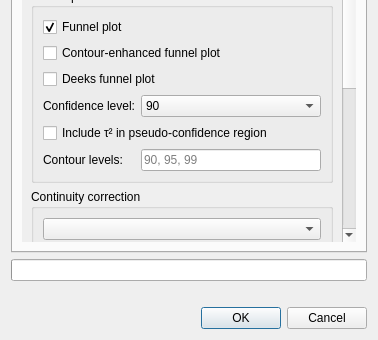
The window that src/rc_metastudio/forms/publication_bias_dialog.ui (AliSalman-et-al/rc-metastudio) describes before a commit, drawn with Qt 5; both pictures show x 0 to 378 and y 162 to 502 of the 378 by 502 pixel window.
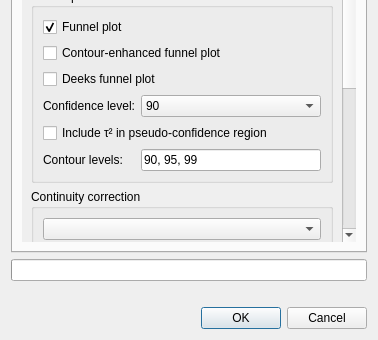
The same window after the commit.

Patch:
```diff
--- a/src/rc_metastudio/forms/publication_bias_dialog.ui
+++ b/src/rc_metastudio/forms/publication_bias_dialog.ui
@@ -39,7 +39,7 @@
                 <item row="0" column="1"><widget class="QComboBox" name="sampling_confidence_combo"><item><property name="text"><string>90</string></property></item><item><property name="text"><string>95</string></property></item><item><property name="text"><string>99</string></property></item></widget></item>
                 <item row="1" column="0" colspan="2"><widget class="QCheckBox" name="include_tau2_check"><property name="text"><string>Include τ² in pseudo-confidence region</string></property></widget></item>
                 <item row="2" column="0"><widget class="QLabel" name="contour_levels_label"><property name="text"><string>Contour levels:</string></property></widget></item>
-                <item row="2" column="1"><widget class="QLineEdit" name="contour_levels_edit"><property name="placeholderText"><string>90, 95, 99</string></property></widget></item>
+                <item row="2" column="1"><widget class="QLineEdit" name="contour_levels_edit"><property name="text"><string>90, 95, 99</string></property></widget></item>
                </layout>
               </item>
              </layout>
```
